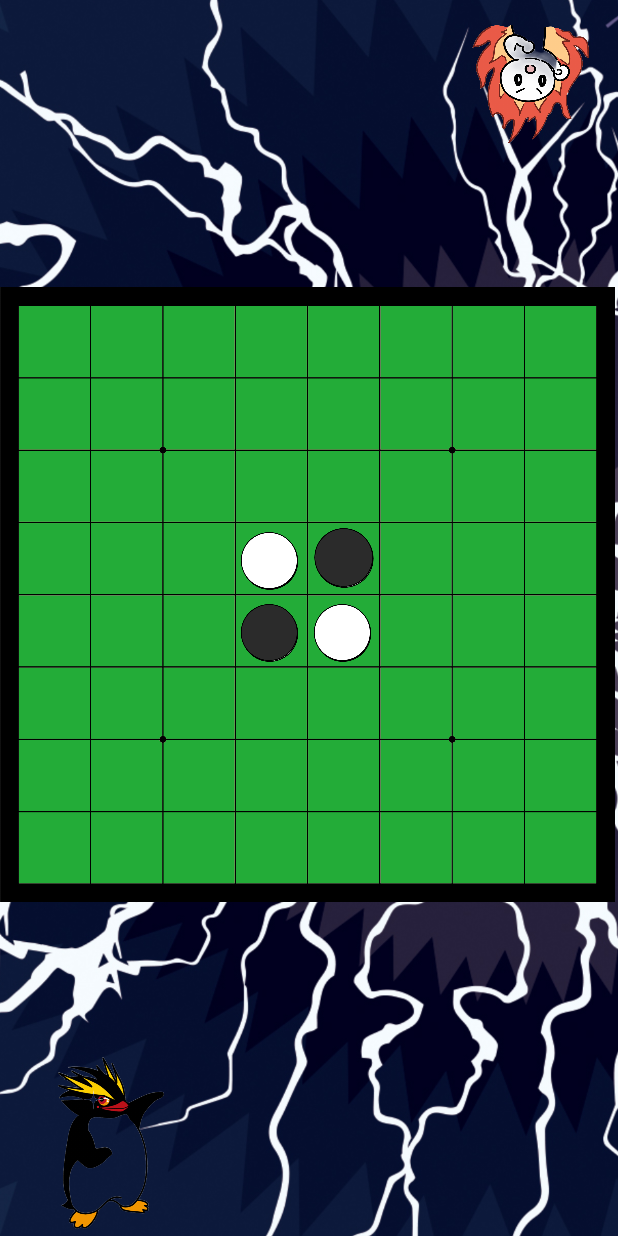
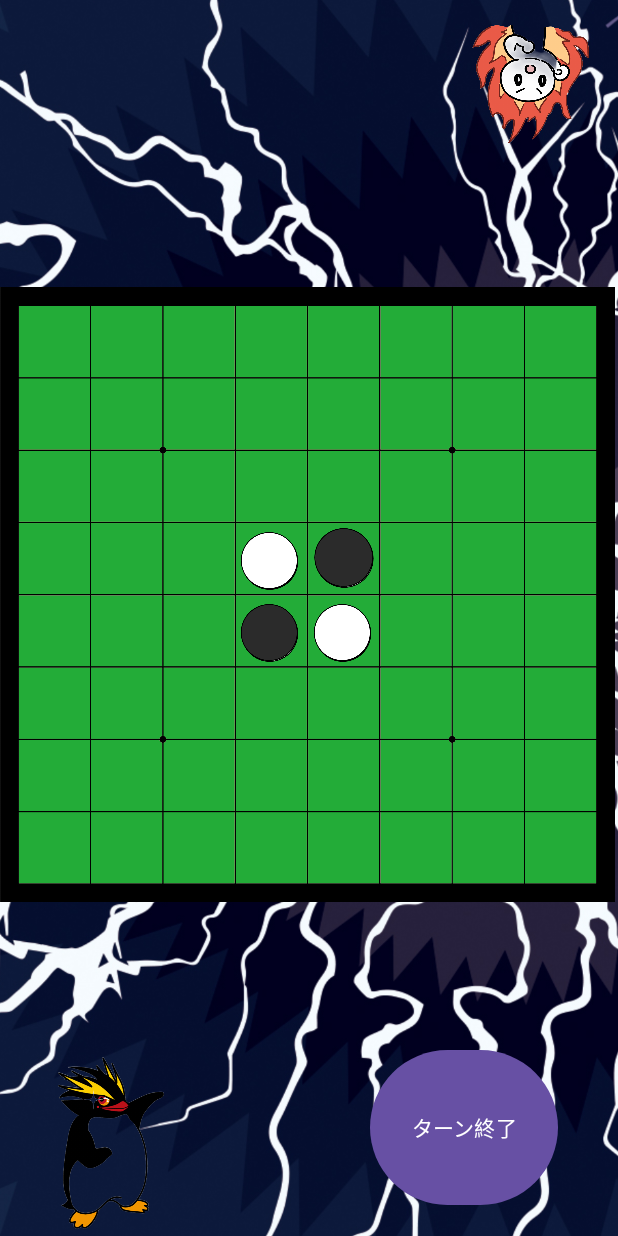
Before and after one commit to konan-pbl-2024/lukcy-reversi, an Android app: the PlayActivity screen opened directly, with no data from a screen before it, on a phone screen of 412 x 824 dp. Run offline under Robolectric (Android 15) with nearby library versions, the phone set to English and light mode, and no system bars.

Commit message:
ta-nn kamsu

```diff
--- a/app/src/main/res/layout/activity_play.xml
+++ b/app/src/main/res/layout/activity_play.xml
@@ -1590,4 +1590,16 @@
         app:layout_constraintVertical_bias="0.448"
         app:srcCompat="@drawable/black" />
 
+    <Button
+        android:id="@+id/change"
+        android:layout_width="125dp"
+        android:layout_height="111dp"
+        android:text="ターン終了"
+        app:layout_constraintBottom_toBottomOf="parent"
+        app:layout_constraintEnd_toEndOf="parent"
+        app:layout_constraintHorizontal_bias="0.861"
+        app:layout_constraintStart_toStartOf="parent"
+        app:layout_constraintTop_toTopOf="parent"
+        app:layout_constraintVertical_bias="0.977" />
+
 </androidx.constraintlayout.widget.ConstraintLayout>
```
